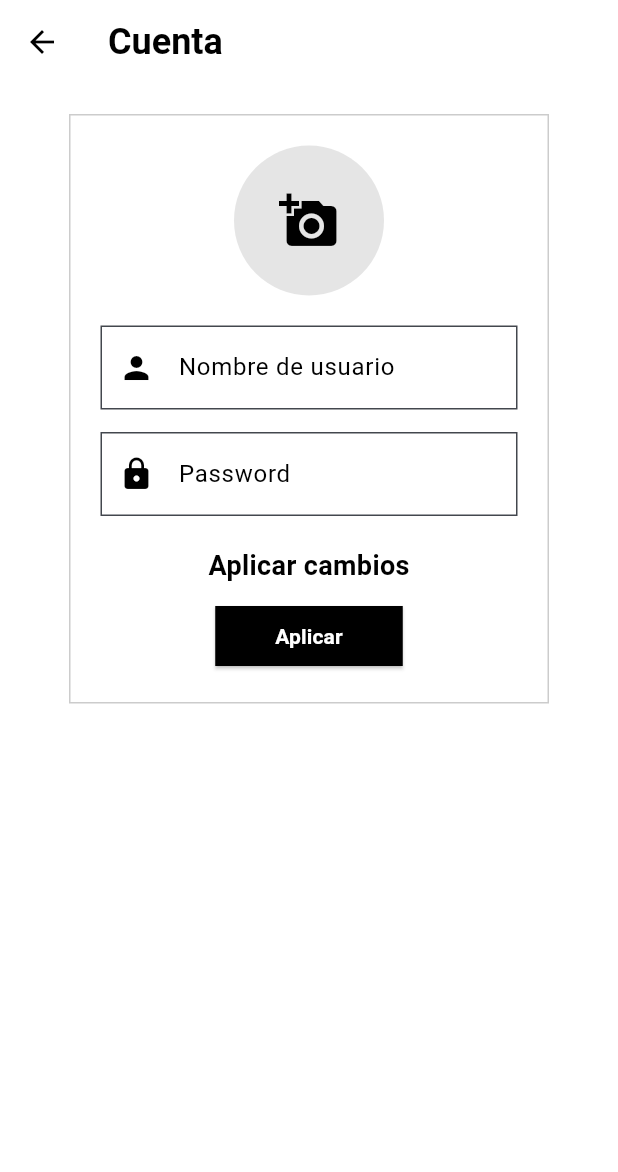
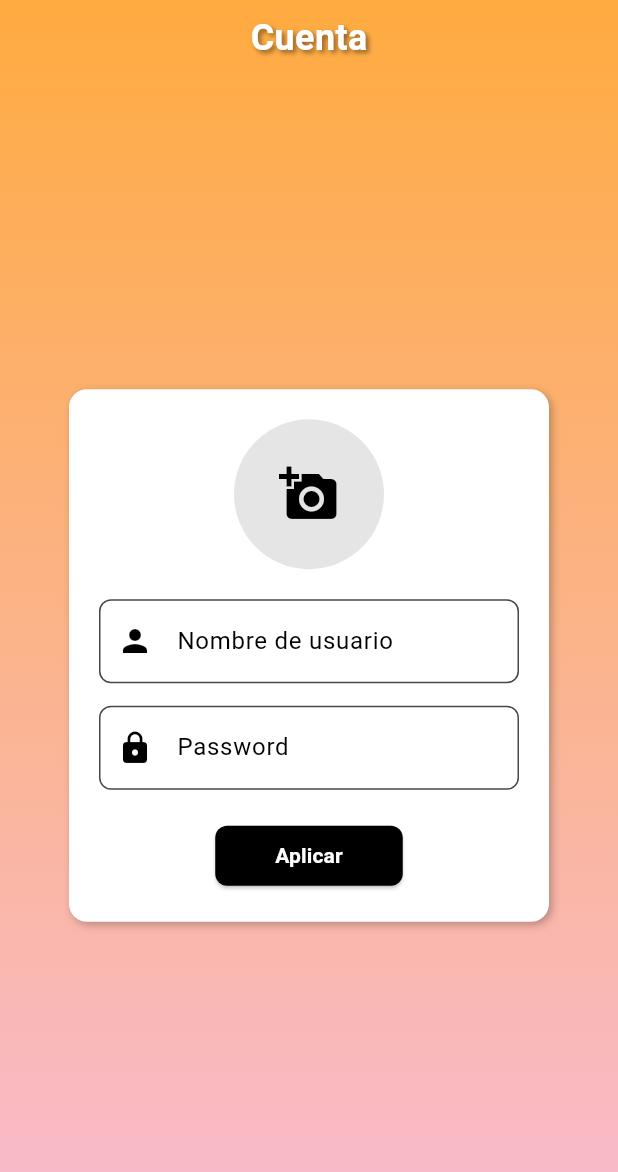
Before and after one commit to joelramoss/recetas360, a Flutter app: the PaginaAjustes screen opened directly, after a tap on "Editar Usuario", on a phone screen of 412 x 824 dp. Shown: the top 1172 px of the screen. Run offline on Flutter 3.47's test engine with Material 3 defaults, Android fonts, the phone set to English and light mode, and no system bars; our stand-ins replace cloud_firestore, firebase_auth, firebase_core; accounts and stored records are empty; generated files the repository leaves out were written again.

Commit message:
estilo ajustes

```diff
--- a/lib/pagines/Ajustes/EditarUsuario.dart
+++ b/lib/pagines/Ajustes/EditarUsuario.dart
@@ -1,6 +1,4 @@
 import 'package:flutter/material.dart';
-
-
 
 class Editarusuario extends StatelessWidget {
   const Editarusuario({super.key});
@@ -8,46 +6,67 @@ class Editarusuario extends StatelessWidget {
   @override
   Widget build(BuildContext context) {
     return Scaffold(
-      // Fondo blanco para un estilo minimalista
-      backgroundColor: Colors.white,
-      appBar: AppBar(
-        backgroundColor: Colors.white,
-        elevation: 0,
-        title: const Text(
+      // Fondo degradado similar a otras pantallas
+      body: Container(
+        decoration: BoxDecoration(
+          gradient: LinearGradient(
+            colors: [
+              Colors.orangeAccent,
+              Colors.pink.shade100,
+            ],
+            begin: Alignment.topCenter,
+            end: Alignment.bottomCenter,
+          ),
+        ),
+        child: SafeArea(
+          child: Column(
+            children: [
+              // Encabezado de 50 px con texto centrado
+              Container(
+                width: double.infinity,
+                height: 50,
+                alignment: Alignment.center,
+                child: const Text(
                   'Cuenta',
                   style: TextStyle(
-            color: Colors.black, // Texto negro
+                    color: Colors.white,
                     fontWeight: FontWeight.bold,
                     fontSize: 24,
+                    shadows: [
+                      Shadow(
+                        blurRadius: 4,
+                        color: Colors.black45,
+                        offset: Offset(2, 2),
+                      ),
+                    ],
                   ),
                 ),
-        iconTheme: const IconThemeData(
-          color: Colors.black, // Íconos en negro
               ),
+              // Contenido central en un Card
+              Expanded(
+                child: Center(
+                  child: SingleChildScrollView(
+                    child: Container(
+                      width: 320,
+                      padding: const EdgeInsets.all(20),
+                      decoration: BoxDecoration(
+                        color: Colors.white,
+                        borderRadius: BorderRadius.circular(12),
+                        boxShadow: const [
+                          BoxShadow(
+                            color: Colors.black26,
+                            blurRadius: 4,
+                            offset: Offset(2, 2),
                           ),
-      body: SafeArea(
-        child: SingleChildScrollView(
-          child: Padding(
-            // Padding para que el contenido no toque los bordes de la pantalla
-            padding: const EdgeInsets.all(20.0),
-            child: Center(
-              child: Container(
-                width: 320, // Ancho fijo para el formulario
-                padding: const EdgeInsets.all(20.0),
-                decoration: BoxDecoration(
-                  color: Colors.white, // Fondo blanco para el contenedor
-                  border: Border.all(
-                    color: Colors.black.withOpacity(0.2),
-                  ),
-                  borderRadius: BorderRadius.zero, // Bordes cuadrados
+                        ],
                       ),
                       child: Column(
                         mainAxisSize: MainAxisSize.min,
                         children: [
-                    // Círculo para añadir o cambiar la imagen
+                          // Círculo para seleccionar o cambiar la imagen
                           GestureDetector(
                             onTap: () {
-                        // Aquí puedes añadir la acción para seleccionar o cambiar la imagen
+                              // Acción para cambiar la imagen
                             },
                             child: CircleAvatar(
                               radius: 50,
@@ -60,8 +79,7 @@ class Editarusuario extends StatelessWidget {
                             ),
                           ),
                           const SizedBox(height: 20),
-
-                    // Campo de texto para "Nombre de usuario" con ícono de usuario
+                          // Campo para "Nombre de usuario"
                           TextField(
                             decoration: InputDecoration(
                               labelText: 'Nombre de usuario',
@@ -71,7 +89,7 @@ class Editarusuario extends StatelessWidget {
                                 color: Colors.black,
                               ),
                               border: OutlineInputBorder(
-                          borderRadius: BorderRadius.zero,
+                                borderRadius: BorderRadius.circular(8),
                                 borderSide: BorderSide(
                                   color: Colors.black.withOpacity(0.3),
                                 ),
@@ -81,8 +99,7 @@ class Editarusuario extends StatelessWidget {
                             ),
                           ),
                           const SizedBox(height: 15),
-
-                    // Campo de texto para "Password" con ícono de llave
+                          // Campo para "Password"
                           TextField(
                             obscureText: true,
                             decoration: InputDecoration(
@@ -93,7 +110,7 @@ class Editarusuario extends StatelessWidget {
                                 color: Colors.black,
                               ),
                               border: OutlineInputBorder(
-                          borderRadius: BorderRadius.zero,
+                                borderRadius: BorderRadius.circular(8),
                                 borderSide: BorderSide(
                                   color: Colors.black.withOpacity(0.3),
                                 ),
@@ -103,35 +120,22 @@ class Editarusuario extends StatelessWidget {
                             ),
                           ),
                           const SizedBox(height: 20),
-
-                    // Texto que indica "Aplicar cambios"
-                    const Text(
-                      'Aplicar cambios',
-                      style: TextStyle(
-                        color: Colors.black,
-                        fontWeight: FontWeight.bold,
-                        fontSize: 18,
-                      ),
-                    ),
-                    const SizedBox(height: 10),
-
-                    // Botón para aplicar los cambios
                           ElevatedButton(
                             onPressed: () {
                               // Acción para aplicar los cambios
                             },
                             style: ElevatedButton.styleFrom(
-                        backgroundColor: Colors.black, // Botón negro
+                              backgroundColor: Colors.black,
                               padding: const EdgeInsets.symmetric(
                                   vertical: 10, horizontal: 40),
                               shape: RoundedRectangleBorder(
-                          borderRadius: BorderRadius.zero, // Bordes cuadrados
+                                borderRadius: BorderRadius.circular(8),
                               ),
                             ),
                             child: const Text(
                               'Aplicar',
                               style: TextStyle(
-                          color: Colors.white, // Texto blanco
+                                color: Colors.white,
                                 fontWeight: FontWeight.bold,
                               ),
                             ),
@@ -142,6 +146,9 @@ class Editarusuario extends StatelessWidget {
                   ),
                 ),
               ),
+            ],
+          ),
+        ),
       ),
     );
   }
--- a/lib/pagines/InterfazAjustes.dart
+++ b/lib/pagines/InterfazAjustes.dart
@@ -1,8 +1,8 @@
 import 'package:flutter/material.dart';
 import 'package:recetas360/pagines/Ajustes/EditarUsuario.dart';
 import 'package:recetas360/pagines/Ajustes/Lenguajes.dart';
-import 'package:recetas360/pagines/Ajustes/Notificaciones.dart'; // Se asume que este archivo define PaginaNotificaciones
-import 'package:recetas360/pagines/PaginaLogin.dart'; // Importa la página de login
+import 'package:recetas360/pagines/Ajustes/Notificaciones.dart';
+import 'package:recetas360/pagines/PaginaLogin.dart';
 
 class PaginaAjustes extends StatelessWidget {
   const PaginaAjustes({Key? key}) : super(key: key);
@@ -10,41 +10,59 @@ class PaginaAjustes extends StatelessWidget {
   @override
   Widget build(BuildContext context) {
     return Scaffold(
-      backgroundColor: Colors.white, // Fondo blanco para un estilo minimalista
-      appBar: AppBar(
-        backgroundColor: Colors.white,
-        elevation: 0,
-        title: const Text(
-          "Ajustes",
-          style: TextStyle(
-            color: Colors.black, // Texto negro para un buen contraste
-            fontWeight: FontWeight.bold,
-            fontSize: 24,
+      // Fondo degradado para toda la pantalla
+      body: Container(
+        decoration: BoxDecoration(
+          gradient: LinearGradient(
+            colors: [
+              Colors.orangeAccent,
+              Colors.pink.shade100,
+            ],
+            begin: Alignment.topCenter,
+            end: Alignment.bottomCenter,
           ),
         ),
-        iconTheme: const IconThemeData(
-          color: Colors.black, // Íconos en negro
-        ),
-      ),
-      body: SafeArea(
-        child: LayoutBuilder(
-          builder: (context, constraints) {
-            return SingleChildScrollView(
-              child: ConstrainedBox(
-                constraints: BoxConstraints(minHeight: constraints.maxHeight),
-                child: Padding(
-                  // Padding para que el contenido no toque los bordes de la pantalla
-                  padding: const EdgeInsets.all(20.0),
-                  child: Center(
+        child: SafeArea(
+          child: Column(
+            children: [
+              // Encabezado de 50 px con texto centrado
+              Container(
+                width: double.infinity,
+                height: 50,
+                alignment: Alignment.center,
+                child: const Text(
+                  "Ajustes",
+                  style: TextStyle(
+                    fontSize: 24,
+                    fontWeight: FontWeight.bold,
+                    color: Colors.white,
+                    shadows: [
+                      Shadow(
+                        blurRadius: 4,
+                        color: Colors.black45,
+                        offset: Offset(2, 2),
+                      ),
+                    ],
+                  ),
+                ),
+              ),
+              // Contenedor central con Card para el contenido de ajustes
+              Expanded(
+                child: Center(
+                  child: SingleChildScrollView(
                     child: Container(
-                      width: 320, // Ancho del contenedor de ajustes
-                      padding: const EdgeInsets.all(20.0),
+                      width: 320,
+                      padding: const EdgeInsets.all(20),
                       decoration: BoxDecoration(
                         color: Colors.white,
-                        borderRadius: BorderRadius.zero, // Bordes cuadrados
-                        border: Border.all(
-                          color: Colors.black.withOpacity(0.2),
-                        ),
+                        borderRadius: BorderRadius.circular(12),
+                        boxShadow: const [
+                          BoxShadow(
+                            color: Colors.black26,
+                            blurRadius: 4,
+                            offset: Offset(2, 2),
+                          )
+                        ],
                       ),
                       child: Column(
                         mainAxisSize: MainAxisSize.min,
@@ -52,10 +70,7 @@ class PaginaAjustes extends StatelessWidget {
                           // Opción: Editar Usuario
                           ListTile(
                             contentPadding: EdgeInsets.zero,
-                            leading: const Icon(
-                              Icons.person,
-                              color: Colors.black,
-                            ),
+                            leading: const Icon(Icons.person, color: Colors.black),
                             title: const Text(
                               'Editar Usuario',
                               style: TextStyle(
@@ -73,14 +88,10 @@ class PaginaAjustes extends StatelessWidget {
                             },
                           ),
                           const Divider(color: Colors.black26),
-
                           // Opción: Notificaciones
                           ListTile(
                             contentPadding: EdgeInsets.zero,
-                            leading: const Icon(
-                              Icons.notifications,
-                              color: Colors.black,
-                            ),
+                            leading: const Icon(Icons.notifications, color: Colors.black),
                             title: const Text(
                               'Notificaciones',
                               style: TextStyle(
@@ -98,14 +109,10 @@ class PaginaAjustes extends StatelessWidget {
                             },
                           ),
                           const Divider(color: Colors.black26),
-
                           // Opción: Lenguaje
                           ListTile(
                             contentPadding: EdgeInsets.zero,
-                            leading: const Icon(
-                              Icons.language,
-                              color: Colors.black,
-                            ),
+                            leading: const Icon(Icons.language, color: Colors.black),
                             title: const Text(
                               'Lenguaje',
                               style: TextStyle(
@@ -123,8 +130,7 @@ class PaginaAjustes extends StatelessWidget {
                             },
                           ),
                           const SizedBox(height: 20),
-
-                          // Botón "Salir" que navega a PaginaLogin.dart
+                          // Botón "Salir"
                           ElevatedButton(
                             onPressed: () {
                               Navigator.pushReplacement(
@@ -135,16 +141,17 @@ class PaginaAjustes extends StatelessWidget {
                               );
                             },
                             style: ElevatedButton.styleFrom(
-                              backgroundColor: Colors.black, // Botón negro
-                              padding: const EdgeInsets.symmetric(vertical: 10, horizontal: 40),
+                              backgroundColor: Colors.black,
+                              padding: const EdgeInsets.symmetric(
+                                  vertical: 10, horizontal: 40),
                               shape: RoundedRectangleBorder(
-                                borderRadius: BorderRadius.zero, // Bordes cuadrados
+                                borderRadius: BorderRadius.circular(8),
                               ),
                             ),
                             child: const Text(
                               'Salir',
                               style: TextStyle(
-                                color: Colors.white, // Texto blanco en el botón negro
+                                color: Colors.white,
                                 fontWeight: FontWeight.bold,
                               ),
                             ),
@@ -155,8 +162,8 @@ class PaginaAjustes extends StatelessWidget {
                   ),
                 ),
               ),
-            );
-          },
+            ],
+          ),
         ),
       ),
     );
```
Also changed, not shown: lib/pagines/Ajustes/Lenguajes.dart (+60 -43 lines), lib/pagines/Ajustes/Notificaciones.dart (+52 -47 lines). Lines whose indentation alone changed are shown as unchanged.
